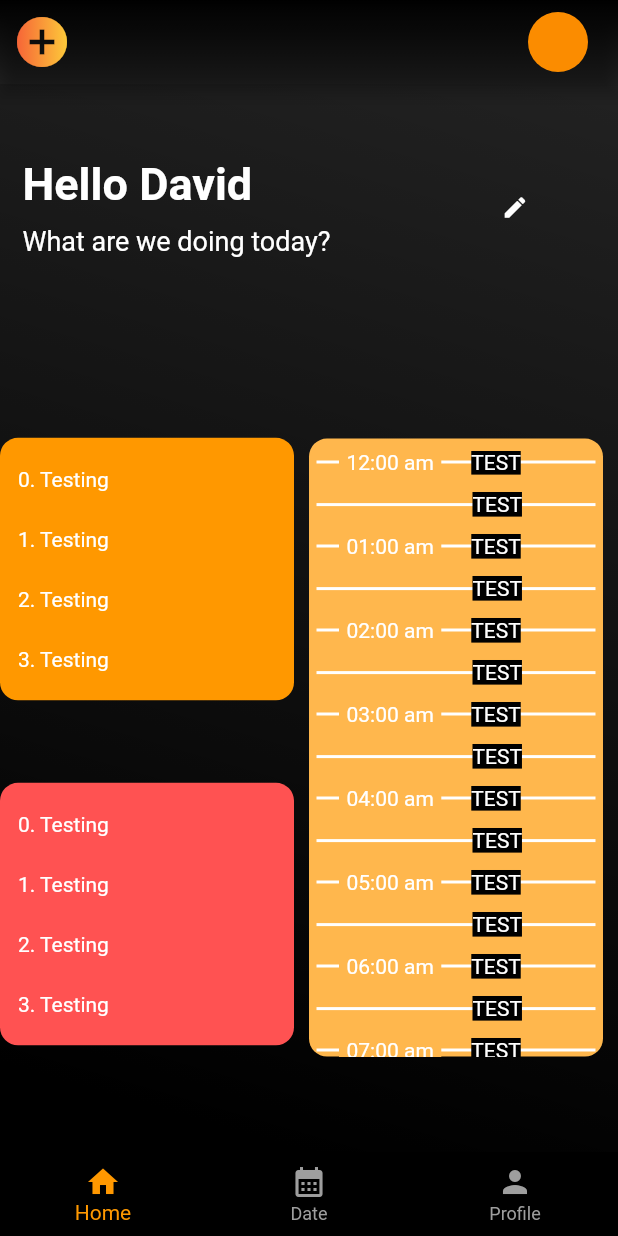
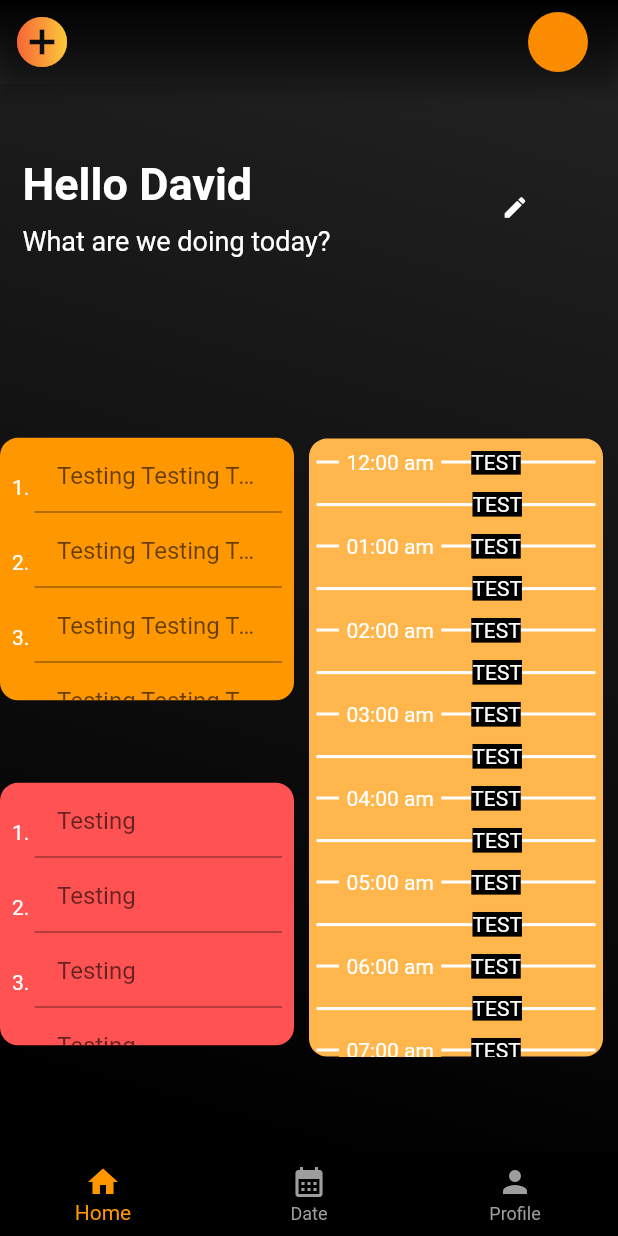
Before and after one commit to dawitmek/todo_time_app, a Flutter app: the screen it shows after launch, on a phone screen of 412 x 824 dp. Run offline on Flutter 3.47's test engine with Material 2 defaults, Android fonts, the phone set to English and light mode, and no system bars; our stand-ins replace get, shared_preferences.

Commit message:
task item buttons added

```diff
--- a/lib/screens/home.dart
+++ b/lib/screens/home.dart
@@ -95,23 +95,15 @@ class HomeScreen extends StatelessWidget {
                                 child: ListView.builder(
                                   itemCount: 5,
                                   shrinkWrap: false,
-                                itemBuilder: (BuildContext context, int index) {
-                                  return SingleChildScrollView(
-                                    child: Row(
-                                      children: [
-                                        Container(
-                                          padding: const EdgeInsets.all(12),
-                                          child: DefaultTextStyle(
-                                            style: const TextStyle(),
-                                            child: Text("$index. Testing"),
-                                          ),
-                                        ),
-                                      ],
-                                    ),
+                                  itemBuilder:
+                                      (BuildContext context, int index) {
+                                    return CardDataWidget(
+                                      index: index,
+                                      taskText: "Testing Testing Testing ",
+                                      editingActive: false,
                                     );
                                   },
-                              ),
-                            ),
+                                )),
                           ),
                         ),
                       ),
@@ -150,16 +142,10 @@ class HomeScreen extends StatelessWidget {
                                     shrinkWrap: true,
                                     itemBuilder:
                                         (BuildContext context, int index) {
-                                      return Row(
-                                        children: [
-                                          Container(
-                                            padding: const EdgeInsets.all(12),
-                                            child: DefaultTextStyle(
-                                              style: const TextStyle(),
-                                              child: Text("$index. Testing"),
-                                            ),
-                                          ),
-                                        ],
+                                      return CardDataWidget(
+                                        index: index,
+                                        taskText: "Testing",
+                                        editingActive: false,
                                       );
                                     },
                                   ),
--- a/lib/widget/todo.dart
+++ b/lib/widget/todo.dart
@@ -37,13 +37,10 @@ class CardModel extends StatelessWidget {
                         itemCount: 24,
                         shrinkWrap: true,
                         itemBuilder: (BuildContext context, int index) {
-                          return Row(
-                            children: [
-                              Container(
-                                padding: const EdgeInsets.all(12),
-                                child: Text("$index. Testing"),
-                              ),
-                            ],
+                          return CardDataWidget(
+                            index: index,
+                            taskText: "Testing Testing Testing Testing ",
+                            editingActive: true,
                           );
                         },
                       ),
@@ -58,3 +55,165 @@ class CardModel extends StatelessWidget {
     );
   }
 }
+
+class CardDataWidget extends StatefulWidget {
+  const CardDataWidget({
+    Key? key,
+    required this.index,
+    required this.taskText,
+    required this.editingActive,
+  }) : super(key: key);
+
+  final int index;
+  final String taskText;
+  final bool editingActive;
+
+  @override
+  State<CardDataWidget> createState() => _CardDataWidgetState();
+}
+
+class _CardDataWidgetState extends State<CardDataWidget> {
+
+  bool isReadOnly = true;
+
+  late TextEditingController _controller;
+  late FocusNode _textFieldFocus;
+
+  @override
+  void initState() {
+    super.initState();
+    _textFieldFocus = FocusNode();
+    _controller = TextEditingController();
+  }
+
+  @override
+  void dispose() {
+    _controller.dispose();
+    _textFieldFocus.dispose();
+    super.dispose();
+  }
+
+  @override
+  Widget build(BuildContext context) {
+    return DefaultTextStyle(
+      style: const TextStyle(),
+      child: SingleChildScrollView(
+        child: Material(
+          color: Colors.transparent,
+          child: Padding(
+            padding: const EdgeInsets.all(8.0),
+            child: Row(
+              children: [
+                Text("${widget.index + 1}. "),
+                Expanded(
+                  flex: 2,
+                  child: Column(
+                    mainAxisAlignment: MainAxisAlignment.start,
+                    children: [
+                      SizedBox(
+                        height: 34,
+                        child: TextField(
+                          readOnly: isReadOnly,
+                          textAlign: TextAlign.start,
+                          controller: _controller,
+                          focusNode: _textFieldFocus,
+                          decoration: InputDecoration(
+                            hintText: widget.taskText,
+                            // hintMaxLines: maxLinesText(),
+                            contentPadding: const EdgeInsets.all(15),
+                            hintStyle: const TextStyle(
+                              overflow: TextOverflow.ellipsis,
+                              fontSize: 16,
+                            ),
+                            focusedBorder: const UnderlineInputBorder(
+                              borderSide: BorderSide(color: Colors.black),
+                            ),
+                          ),
+                        ),
+                      ),
+                    ],
+                  ),
+                ),
+                buttonsFunction(widget.editingActive),
+              ],
+            ),
+          ),
+        ),
+      ),
+    );
+  }
+
+  int maxLinesText() {
+    if (!widget.editingActive) {
+      return 2;
+    }
+    return 12;
+  }
+
+  Widget buttonsFunction(bool canEdit) {
+
+    if (canEdit) {
+      return Expanded(
+        flex: 1,
+        child: Row(
+          children: [
+            const CheckBoxWidget(),
+            InkWell(
+              onTap: () {
+                // _textFieldFocus.requestFocus();
+                setState(() {
+                  isReadOnly = !isReadOnly;
+                });
+              },
+              child: const Icon(
+                Icons.edit_note,
+                color: Colors.amber,
+              ),
+            )
+          ],
+        ),
+      );
+    } else {
+      return Row();
+    }
+  }
+}
+
+class CheckBoxWidget extends StatefulWidget {
+  const CheckBoxWidget({
+    Key? key,
+  }) : super(key: key);
+
+  @override
+  State<CheckBoxWidget> createState() => _CheckBoxWidgetState();
+}
+
+class _CheckBoxWidgetState extends State<CheckBoxWidget> {
+  bool _completed = false;
+  @override
+  void initState() {
+    super.initState();
+    _completed = false;
+  }
+
+  @override
+  void dispose() {
+    super.dispose();
+  }
+
+  @override
+  Widget build(BuildContext context) {
+    // TODO: Change shape
+
+    return Checkbox(
+      value: _completed,
+      shape: const CircleBorder(),
+      activeColor: Colors.green,
+      onChanged: (bool? clicked) {
+        setState(() {
+          _completed = clicked!;
+        });
+      },
+    );
+  }
+}
```
Also changed, not shown: lib/widget/add_button.dart (+7 -6 lines). Lines whose indentation alone changed are shown as unchanged.
